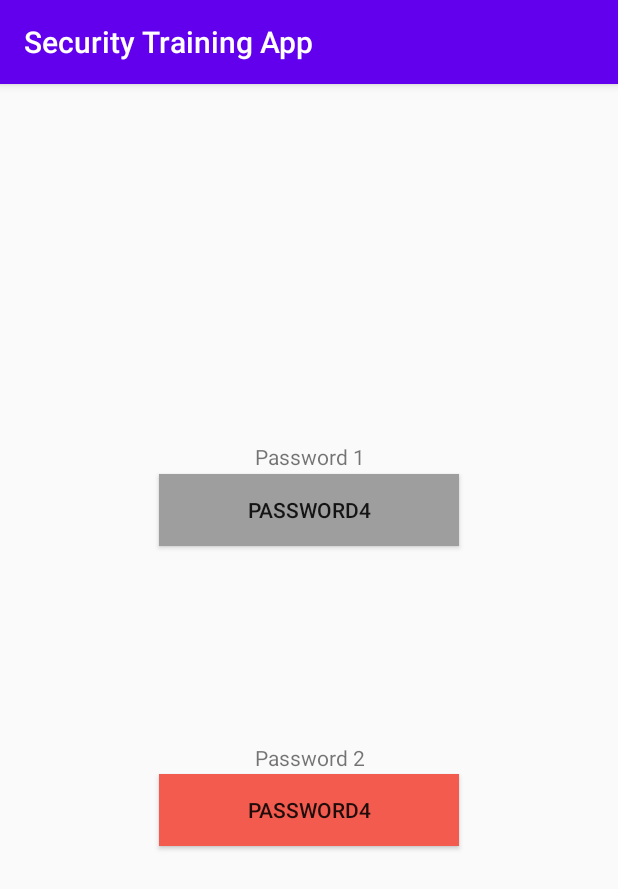
After one commit to amlubinger/Security-Training-App, an Android app: the fragment BestPasswordFragment shown on its own in the app's theme, on a phone screen of 412 x 824 dp. The commit adds this screen. Shown: the top 889 px of the screen. Run offline under Robolectric (Android 15) with nearby library versions, the phone set to English and light mode, and no system bars.

Commit message:
Did some playing with a best password minigame

```diff
--- a/app/build.gradle
+++ b/app/build.gradle
@@ -30,6 +30,7 @@ dependencies {
     implementation 'androidx.navigation:navigation-fragment:2.3.0'
     implementation 'androidx.navigation:navigation-ui:2.3.0'
     implementation 'androidx.lifecycle:lifecycle-extensions:2.2.0'
+    implementation 'androidx.legacy:legacy-support-v4:1.0.0'
     testImplementation 'junit:junit:4.12'
     androidTestImplementation 'androidx.test.ext:junit:1.1.2'
     androidTestImplementation 'androidx.test.espresso:espresso-core:3.3.0'
--- /dev/null
+++ b/app/src/main/java/com/example/securitytrainingapp/games/util/PasswordCreator.java
@@ -0,0 +1,93 @@
+package com.example.securitytrainingapp.games.util;
+
+import java.lang.reflect.Array;
+import java.util.ArrayList;
+import java.util.List;
+import java.util.Random;
+
+public class PasswordCreator {
+    /**
+     * Utility Class that will supply randomized passwords for the password minigame
+     */
+
+    private int passwordMaxLength;
+    private boolean passwordHasNumbers;
+    private boolean passwordHasSymbols;
+    private boolean passwordHasCapitals;
+
+
+    private static List<String> words = new ArrayList<String>() {
+        {
+            add("test");
+            add("hello");
+            add("world");
+            add("drink");
+            add("lastname");
+            add("password");
+            add("service");
+        }
+    };
+    private static List<String> capWords = new ArrayList<String>() {
+        {
+            add("Test");
+            add("Hello");
+            add("World");
+            add("Drink");
+            add("Lastname");
+            add("Password");
+            add("Service");
+        }
+    };
+    private static List<String> numbers = new ArrayList<String>() {
+        {
+            for(int i = 0; i < 10; i++) {
+                add(Integer.toString(i));
+            }
+        }
+    };
+    private static List<String> symbols = new ArrayList<String>() {
+        {
+            add("*");
+            add("(");
+            add(")");
+            add("_");
+            add("-");
+        }
+    };
+
+    public PasswordCreator(int passwordMaxLength, boolean passwordHasNumbers, boolean passwordHasSymbols, boolean passwordHasCapitals) {
+        this.passwordMaxLength = passwordMaxLength;
+        this.passwordHasNumbers = passwordHasNumbers;
+        this.passwordHasSymbols = passwordHasSymbols;
+        this.passwordHasCapitals = passwordHasCapitals;
+    }
+
+    public String newPassword() {
+        Random rand = new Random();
+        boolean returnPassNumbers = false;
+        boolean returnPassSymbols = false;
+        String newPassword = "";
+        for(int i = 1; i < rand.nextInt(4); i++) {
+            if (passwordHasCapitals) {
+                newPassword += capWords.get(rand.nextInt(capWords.size()));
+            } else {
+                newPassword += words.get(rand.nextInt(words.size()));
+            }
+            if (passwordHasNumbers && rand.nextBoolean()) {
+                newPassword += numbers.get(rand.nextInt(numbers.size()));
+                returnPassNumbers = true;
+            }
+            if (passwordHasSymbols && rand.nextBoolean()) {
+                newPassword += symbols.get(rand.nextInt(symbols.size()));
+                returnPassSymbols = true;
+            }
+        }
+        if (passwordHasNumbers && !returnPassNumbers) {
+            newPassword += numbers.get(rand.nextInt(numbers.size()));
+        }
+        if (passwordHasSymbols && !returnPassSymbols) {
+            newPassword += symbols.get(rand.nextInt(symbols.size()));
+        }
+        return newPassword;
+    }
+}
--- /dev/null
+++ b/app/src/main/java/com/example/securitytrainingapp/ui/games/BestPasswordFragment.java
@@ -0,0 +1,77 @@
+package com.example.securitytrainingapp.ui.games;
+
+import android.os.Bundle;
+
+import androidx.fragment.app.Fragment;
+
+import android.util.Log;
+import android.view.LayoutInflater;
+import android.view.View;
+import android.view.ViewGroup;
+import android.widget.Button;
+
+import com.example.securitytrainingapp.R;
+import com.example.securitytrainingapp.games.util.PasswordCreator;
+
+/**
+ * A simple {@link Fragment} subclass.
+ * Use the {@link BestPasswordFragment#newInstance} factory method to
+ * create an instance of this fragment.
+ */
+public class BestPasswordFragment extends Fragment {
+
+    // TODO: Rename parameter arguments, choose names that match
+    // the fragment initialization parameters, e.g. ARG_ITEM_NUMBER
+    private static final String ARG_PARAM1 = "param1";
+    private static final String ARG_PARAM2 = "param2";
+
+    // TODO: Rename and change types of parameters
+    private String mParam1;
+    private String mParam2;
+
+    public BestPasswordFragment() {
+        // Required empty public constructor
+    }
+
+    /**
+     * Use this factory method to create a new instance of
+     * this fragment using the provided parameters.
+     *
+     * @param param1 Parameter 1.
+     * @param param2 Parameter 2.
+     * @return A new instance of fragment BestPasswordFragment.
+     */
+    // TODO: Rename and change types and number of parameters
+    public static BestPasswordFragment newInstance(String param1, String param2) {
+        BestPasswordFragment fragment = new BestPasswordFragment();
+        Bundle args = new Bundle();
+        args.putString(ARG_PARAM1, param1);
+        args.putString(ARG_PARAM2, param2);
+        fragment.setArguments(args);
+        return fragment;
+    }
+
+    @Override
+    public void onCreate(Bundle savedInstanceState) {
+        super.onCreate(savedInstanceState);
+        if (getArguments() != null) {
+            mParam1 = getArguments().getString(ARG_PARAM1);
+            mParam2 = getArguments().getString(ARG_PARAM2);
+        }
+    }
+
+    @Override
+    public View onCreateView(LayoutInflater inflater, ViewGroup container,
+                             Bundle savedInstanceState) {
+        // Inflate the layout for this fragment
+        View view = inflater.inflate(R.layout.fragment_best_password, container, false);
+        PasswordCreator passwordCreatorNoCapsNums = new PasswordCreator(10, true, false, false);
+        PasswordCreator passwordCreatorCapsNums = new PasswordCreator(20, true, false, true);
+        final Button button1 = (Button)view.findViewById(R.id.button_password1);
+        final Button button2 = (Button)view.findViewById(R.id.button_password2);
+        Log.i("Test", passwordCreatorCapsNums.newPassword());
+        button1.setText(passwordCreatorNoCapsNums.newPassword());
+        button2.setText(passwordCreatorCapsNums.newPassword());
+        return view;
+    }
+}
--- a/app/src/main/java/com/example/securitytrainingapp/ui/games/GamesFragment.java
+++ b/app/src/main/java/com/example/securitytrainingapp/ui/games/GamesFragment.java
@@ -18,7 +18,7 @@ public class GamesFragment extends Fragment {
 
     public View onCreateView(@NonNull LayoutInflater inflater,
                              ViewGroup container, Bundle savedInstanceState) {
-        View root = inflater.inflate(R.layout.fragment_games, container, false);
+        View root = inflater.inflate(R.layout.fragment_best_password, container, false);
         return root;
     }
 }
--- /dev/null
+++ b/app/src/main/res/layout/fragment_best_password.xml
@@ -0,0 +1,46 @@
+<?xml version="1.0" encoding="utf-8"?>
+<FrameLayout xmlns:android="http://schemas.android.com/apk/res/android"
+    xmlns:tools="http://schemas.android.com/tools"
+    android:layout_width="match_parent"
+    android:layout_height="match_parent"
+    tools:context=".ui.games.BestPasswordFragment">
+
+    <!-- TODO: Update blank fragment layout -->
+
+    <Button
+        android:id="@+id/button_password1"
+        android:layout_width="200dp"
+        android:layout_height="wrap_content"
+        android:layout_gravity="center_horizontal|center_vertical"
+        android:layout_marginBottom="100dp"
+        android:background="#9E9E9E"
+        android:text="Button" />
+
+    <Button
+        android:id="@+id/button_password2"
+        android:layout_width="200dp"
+        android:layout_height="wrap_content"
+        android:layout_gravity="center_horizontal|center_vertical"
+        android:layout_marginTop="100dp"
+        android:background="#F35B4E"
+        android:text="Button" />
+
+    <TextView
+        android:id="@+id/textView_password1"
+        android:layout_width="200dp"
+        android:layout_height="wrap_content"
+        android:layout_gravity="center_horizontal|center_vertical"
+        android:layout_marginBottom="135dp"
+        android:gravity="center_horizontal|center_vertical"
+        android:text="Password 1" />
+
+    <TextView
+        android:id="@+id/textView_password2"
+        android:layout_width="200dp"
+        android:layout_height="wrap_content"
+        android:layout_gravity="center_horizontal|center_vertical"
+        android:layout_marginTop="65dp"
+        android:gravity="center_horizontal|center_vertical"
+        android:text="Password 2" />
+
+</FrameLayout>
--- a/app/src/main/res/values/strings.xml
+++ b/app/src/main/res/values/strings.xml
@@ -4,4 +4,6 @@
     <string name="title_games">Games</string>
     <string name="title_learning">Learning</string>
     <string name="title_profile">Profile</string>
+    <!-- TODO: Remove or change this placeholder text -->
+    <string name="hello_blank_fragment">Hello blank fragment</string>
 </resources>
```
Also changed, not shown: app/src/main/java/com/example/securitytrainingapp/games/util/password_creator.java (deleted, +0 -84 lines).
